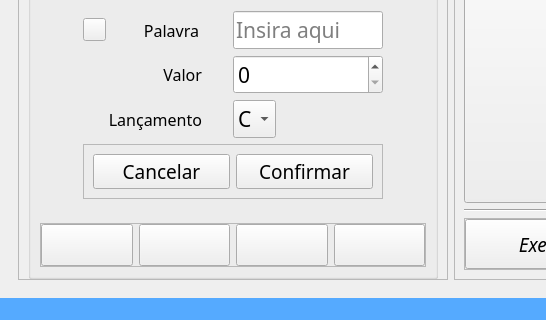
This is code/src/ui/window_extratos.ui in DeltaPrice-Pedro/Extrato_Auto as Qt 5 draws it before an edit; both pictures show x 0 to 546 and y 410 to 730 of the 669 by 730 pixel window. The edited form follows.
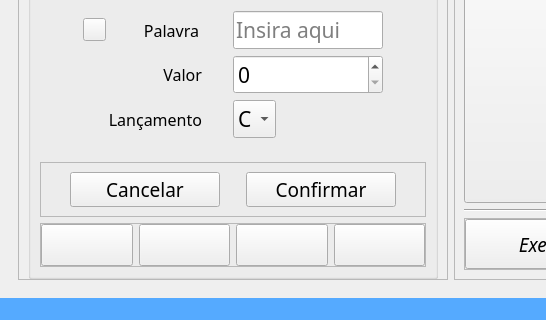
This is the edited form. The open tabs and pages were chosen to show the change. Icons and pictures are not drawn.

Commit message: confirm cancel

```diff
--- a/code/src/ui/window_extratos.ui
+++ b/code/src/ui/window_extratos.ui
@@ -499,62 +499,6 @@
                           </item>
                          </widget>
                         </item>
-                        <item row="3" column="0" colspan="3">
-                         <widget class="QFrame" name="frame_7">
-                          <property name="sizePolicy">
-                           <sizepolicy hsizetype="Minimum" vsizetype="Maximum">
-                            <horstretch>0</horstretch>
-                            <verstretch>0</verstretch>
-                           </sizepolicy>
-                          </property>
-                          <property name="frameShape">
-                           <enum>QFrame::Shape::StyledPanel</enum>
-                          </property>
-                          <property name="frameShadow">
-                           <enum>QFrame::Shadow::Raised</enum>
-                          </property>
-                          <layout class="QHBoxLayout" name="horizontalLayout_7">
-                           <item>
-                            <widget class="QPushButton" name="pushButton_cancel">
-                             <property name="maximumSize">
-                              <size>
-                               <width>150</width>
-                               <height>16777215</height>
-                              </size>
-                             </property>
-                             <property name="font">
-                              <font>
-                               <family>Bahnschrift</family>
-                               <pointsize>14</pointsize>
-                              </font>
-                             </property>
-                             <property name="text">
-                              <string>Cancelar</string>
-                             </property>
-                            </widget>
-                           </item>
-                           <item>
-                            <widget class="QPushButton" name="pushButton_confirm">
-                             <property name="maximumSize">
-                              <size>
-                               <width>150</width>
-                               <height>16777215</height>
-                              </size>
-                             </property>
-                             <property name="font">
-                              <font>
-                               <family>Bahnschrift</family>
-                               <pointsize>14</pointsize>
-                              </font>
-                             </property>
-                             <property name="text">
-                              <string>Confirmar</string>
-                             </property>
-                            </widget>
-                           </item>
-                          </layout>
-                         </widget>
-                        </item>
                         <item row="1" column="1">
                          <widget class="QLabel" name="label_7">
                           <property name="sizePolicy">
@@ -626,6 +570,62 @@
                   </widget>
                  </widget>
                 </item>
+                <item>
+                 <widget class="QFrame" name="frame_operations">
+                  <property name="sizePolicy">
+                   <sizepolicy hsizetype="Minimum" vsizetype="Maximum">
+                    <horstretch>0</horstretch>
+                    <verstretch>0</verstretch>
+                   </sizepolicy>
+                  </property>
+                  <property name="frameShape">
+                   <enum>QFrame::Shape::StyledPanel</enum>
+                  </property>
+                  <property name="frameShadow">
+                   <enum>QFrame::Shadow::Raised</enum>
+                  </property>
+                  <layout class="QHBoxLayout" name="horizontalLayout_7">
+                   <item>
+                    <widget class="QPushButton" name="pushButton_cancel">
+                     <property name="maximumSize">
+                      <size>
+                       <width>150</width>
+                       <height>16777215</height>
+                      </size>
+                     </property>
+                     <property name="font">
+                      <font>
+                       <family>Bahnschrift</family>
+                       <pointsize>14</pointsize>
+                      </font>
+                     </property>
+                     <property name="text">
+                      <string>Cancelar</string>
+                     </property>
+                    </widget>
+                   </item>
+                   <item>
+                    <widget class="QPushButton" name="pushButton_confirm">
+                     <property name="maximumSize">
+                      <size>
+                       <width>150</width>
+                       <height>16777215</height>
+                      </size>
+                     </property>
+                     <property name="font">
+                      <font>
+                       <family>Bahnschrift</family>
+                       <pointsize>14</pointsize>
+                      </font>
+                     </property>
+                     <property name="text">
+                      <string>Confirmar</string>
+                     </property>
+                    </widget>
+                   </item>
+                  </layout>
+                 </widget>
+                </item>
                 <item>
                  <widget class="QFrame" name="frame">
                   <property name="frameShape">
```
Left out of the diff: 96 changed lines with no effect on the pictures. The commit also changes 2 other files.
